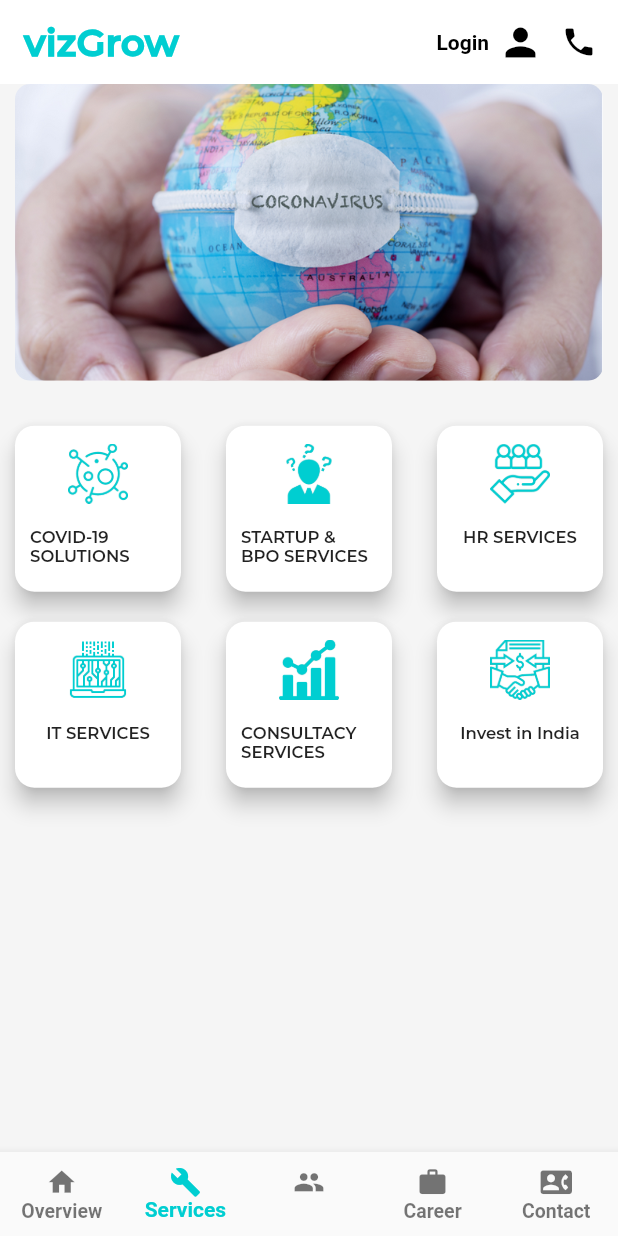
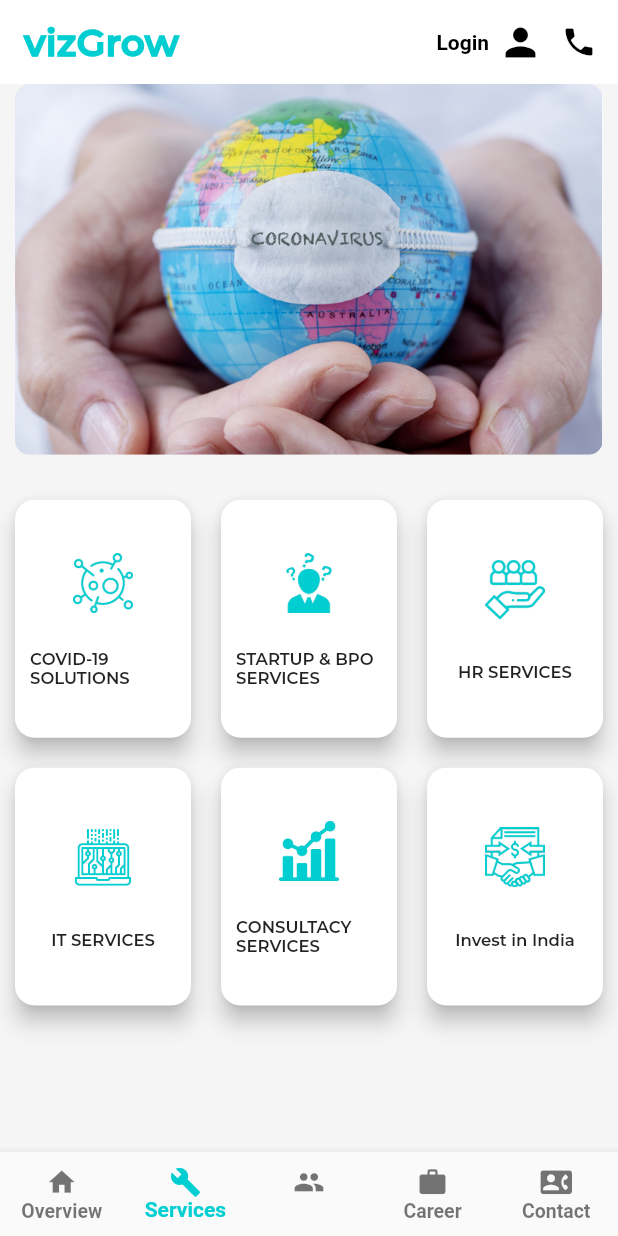
Before and after one commit to Harshmaster/Final-Vizgrow, a Flutter app: the screen it shows after launch, item 2 of the bottom bar chosen, on a phone screen of 412 x 824 dp. Run offline on Flutter 3.47's test engine with Material 2 defaults, Android fonts, the phone set to English and light mode, and no system bars; drawn by our look-alikes of carousel_pro.

Commit message:
Structural changes more by harsh

```diff
--- a/lib/screens/OverviewScreen.dart
+++ b/lib/screens/OverviewScreen.dart
@@ -1,4 +1,3 @@
-
 import 'package:flutter/material.dart';
 import 'package:vizgrow_consulting/screens/Career/Introduction.dart';
 import 'package:vizgrow_consulting/screens/ContactUs/Introduction.dart';
@@ -90,7 +89,9 @@ class _OverviewState extends State<Overview> {
               title: Text(
                 "Overview",
                 style: TextStyle(
-                    fontFamily: 'Montserrat', fontWeight: FontWeight.w600),
+                    fontFamily: 'Montserrat',
+                    fontWeight: FontWeight.w400,
+                    fontSize: 13),
               ),
             ),
             BottomNavigationBarItem(
@@ -105,8 +106,14 @@ class _OverviewState extends State<Overview> {
                 icon: Icon(Icons.people),
                 title: Column(
                   children: <Widget>[
-                    Text('Consultancy'),
-                    Text('Partner'),
+                    Text(
+                      'Consulting',
+                      style: TextStyle(fontSize: 13),
+                    ),
+                    Text(
+                      'Partner',
+                      style: TextStyle(fontSize: 13),
+                    ),
                   ],
                 )),
             BottomNavigationBarItem(
@@ -114,7 +121,9 @@ class _OverviewState extends State<Overview> {
               title: Text(
                 "Career",
                 style: TextStyle(
-                    fontFamily: 'Montserrat', fontWeight: FontWeight.w600),
+                    fontFamily: 'Montserrat',
+                    fontWeight: FontWeight.w600,
+                    fontSize: 13),
               ),
             ),
             BottomNavigationBarItem(
@@ -122,7 +131,9 @@ class _OverviewState extends State<Overview> {
               title: Text(
                 "Contact",
                 style: TextStyle(
-                    fontFamily: 'Montserrat', fontWeight: FontWeight.w600),
+                    fontFamily: 'Montserrat',
+                    fontWeight: FontWeight.w600,
+                    fontSize: 13),
               ),
             ),
           ],
--- a/lib/screens/Services/ServicesScreen.dart
+++ b/lib/screens/Services/ServicesScreen.dart
@@ -29,7 +29,7 @@ class _ServicesState extends State<Services> {
               Container(
                 decoration:
                     BoxDecoration(borderRadius: BorderRadius.circular(10)),
-                height: MediaQuery.of(context).size.width * 0.48,
+                height: MediaQuery.of(context).size.height * 0.3,
                 margin: EdgeInsets.only(left: 10, right: 10, top: 0),
                 width: MediaQuery.of(context).size.width,
                 child: ClipRRect(
@@ -66,9 +66,9 @@ class _ServicesState extends State<Services> {
               Container(
                 margin: EdgeInsets.only(top: 20),
                 width: MediaQuery.of(context).size.width,
-                height: MediaQuery.of(context).size.width * 0.8,
+                height: MediaQuery.of(context).size.height * 0.5,
                 child: GridView(
-                  scrollDirection: Axis.vertical,
+
                   padding: const EdgeInsets.all(10),
                   children: servicesList.map((catData) {
                     return Container(
@@ -91,21 +91,36 @@ class _ServicesState extends State<Services> {
                           margin: EdgeInsets.all(0),
                           child: Column(
                             children: <Widget>[
+                              Expanded(
+                                child: SizedBox(
+                                  height: 0,
+                                ),
+                              ),
                               Container(
                                 margin: EdgeInsets.only(top: 12),
                                 width: 40,
                                 height: 40,
                                 child: imageList[catData.index],
                               ),
+                              Expanded(
+                                child: SizedBox(
+                                  height: 0,
+                                ),
+                              ),
                               Container(
                                 margin: EdgeInsets.only(
-                                    top: 15, left: 10, right: 10, bottom: 10),
+                                    top: 0, left: 10, right: 10, bottom: 10),
                                 child: Text(
                                   catData.tagLine,
                                   style: TextStyle(
                                       fontFamily: "Montserrat", fontSize: 11),
                                 ),
-                              )
+                              ),
+                              Expanded(
+                                child: SizedBox(
+                                  height: 0,
+                                ),
+                              ),
                             ],
                           ),
                         ),
@@ -113,9 +128,9 @@ class _ServicesState extends State<Services> {
                     );
                   }).toList(),
                   gridDelegate: SliverGridDelegateWithMaxCrossAxisExtent(
-                    maxCrossAxisExtent: 160,
-                    childAspectRatio: 1,
-                    crossAxisSpacing: 30,
+                    maxCrossAxisExtent: 120,
+                    childAspectRatio: 0.74,
+                    crossAxisSpacing: 20,
                     mainAxisSpacing: 20,
                   ),
                 ),
```
